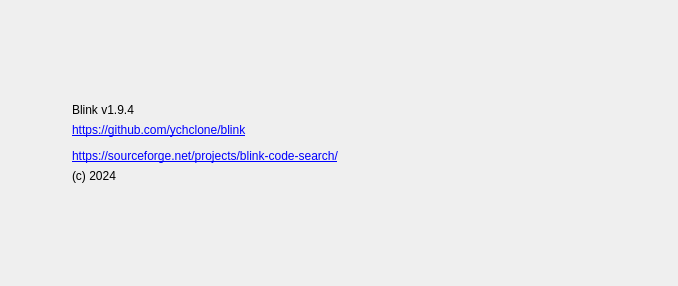
The window that Resources/Forms/aboutDialog.ui (ychclone/blink) describes before a commit, drawn with Qt 5.
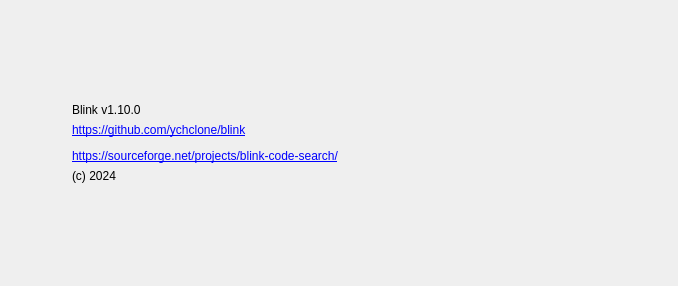
The same window after the commit. Icons and pictures are not drawn.

What changed in the file:
```diff
--- a/Resources/Forms/aboutDialog.ui
+++ b/Resources/Forms/aboutDialog.ui
@@ -67,7 +67,7 @@
        <item>
         <widget class="QLabel" name="label_5">
          <property name="text">
-          <string>Blink v1.9.4</string>
+          <string>Blink v1.10.0</string>
          </property>
         </widget>
        </item>
```
